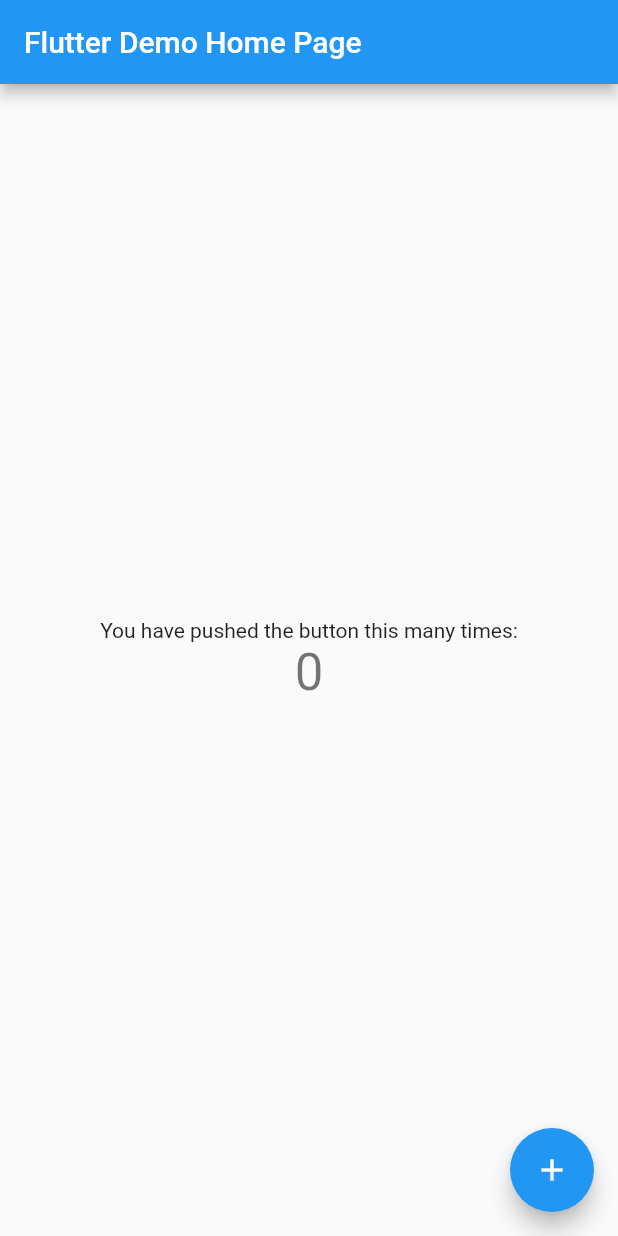
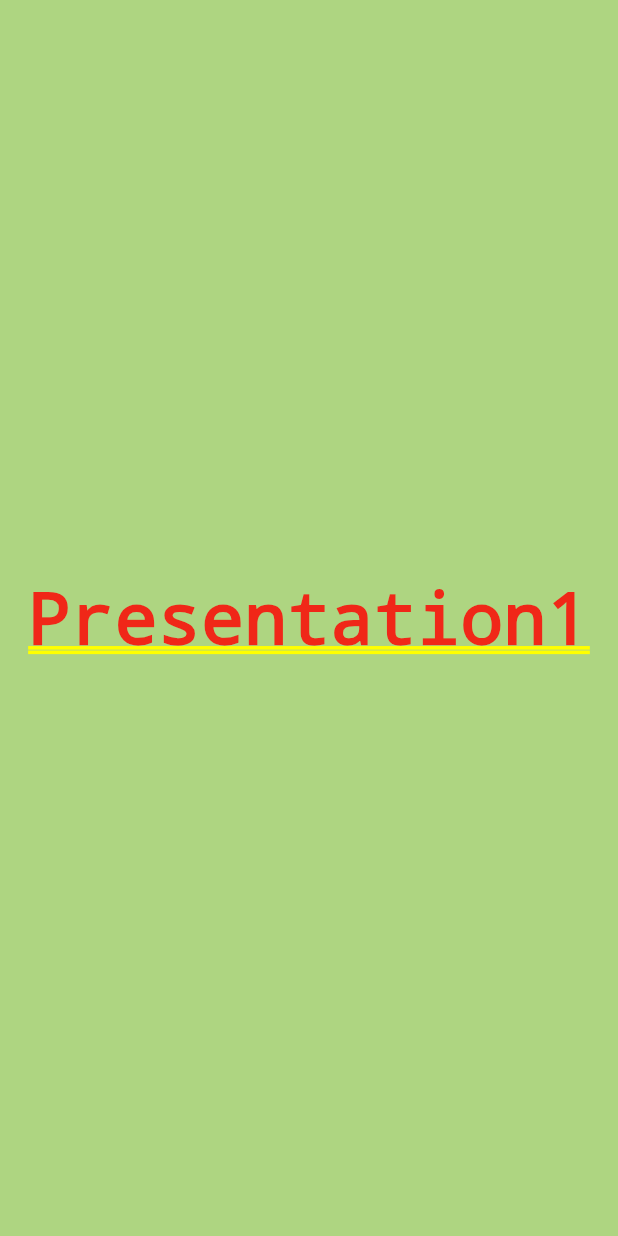
Before and after one commit to Lfoposse/Flutter_E-Takesh, a Flutter app: the screen it shows after launch, on a phone screen of 412 x 824 dp. Run offline on Flutter 3.47's test engine with Material 2 defaults, Android fonts, the phone set to English and light mode, and no system bars.

Commit message:
Premier Commit

```diff
--- a/lib/main.dart
+++ b/lib/main.dart
@@ -10,32 +10,16 @@
       title: 'Flutter Demo',
       theme: ThemeData(
         // This is the theme of your application.
-        //
-        // Try running your application with "flutter run". You'll see the
-        // application has a blue toolbar. Then, without quitting the app, try
-        // changing the primarySwatch below to Colors.green and then invoke
-        // "hot reload" (press "r" in the console where you ran "flutter run",
-        // or simply save your changes to "hot reload" in a Flutter IDE).
-        // Notice that the counter didn't reset back to zero; the application
-        // is not restarted.
+
         primarySwatch: Colors.blue,
       ),
-      home: MyHomePage(title: 'Flutter Demo Home Page'),
+      home: MyHomePage(title: 'E-Takesh Client App'),
     );
   }
 }
 
 class MyHomePage extends StatefulWidget {
   MyHomePage({Key key, this.title}) : super(key: key);
-
-  // This widget is the home page of your application. It is stateful, meaning
-  // that it has a State object (defined below) that contains fields that affect
-  // how it looks.
-
-  // This class is the configuration for the state. It holds the values (in this
-  // case the title) provided by the parent (in this case the App widget) and
-  // used by the build method of the State. Fields in a Widget subclass are
-  // always marked "final".
 
   final String title;
 
@@ -44,68 +28,56 @@
 }
 
 class _MyHomePageState extends State<MyHomePage> {
-  int _counter = 0;
-
-  void _incrementCounter() {
-    setState(() {
-      // This call to setState tells the Flutter framework that something has
-      // changed in this State, which causes it to rerun the build method below
-      // so that the display can reflect the updated values. If we changed
-      // _counter without calling setState(), then the build method would not be
-      // called again, and so nothing would appear to happen.
-      _counter++;
-    });
-  }
-
   @override
   Widget build(BuildContext context) {
-    // This method is rerun every time setState is called, for instance as done
-    // by the _incrementCounter method above.
-    //
-    // The Flutter framework has been optimized to make rerunning build methods
-    // fast, so that you can just rebuild anything that needs updating rather
-    // than having to individually change instances of widgets.
-    return Scaffold(
-      appBar: AppBar(
-        // Here we take the value from the MyHomePage object that was created by
-        // the App.build method, and use it to set our appbar title.
-        title: Text(widget.title),
-      ),
-      body: Center(
-        // Center is a layout widget. It takes a single child and positions it
-        // in the middle of the parent.
-        child: Column(
-          // Column is also layout widget. It takes a list of children and
-          // arranges them vertically. By default, it sizes itself to fit its
-          // children horizontally, and tries to be as tall as its parent.
-          //
-          // Invoke "debug painting" (press "p" in the console, choose the
-          // "Toggle Debug Paint" action from the Flutter Inspector in Android
-          // Studio, or the "Toggle Debug Paint" command in Visual Studio Code)
-          // to see the wireframe for each widget.
-          //
-          // Column has various properties to control how it sizes itself and
-          // how it positions its children. Here we use mainAxisAlignment to
-          // center the children vertically; the main axis here is the vertical
-          // axis because Columns are vertical (the cross axis would be
-          // horizontal).
-          mainAxisAlignment: MainAxisAlignment.center,
-          children: <Widget>[
-            Text(
-              'You have pushed the button this many times:',
-            ),
-            Text(
-              '$_counter',
-              style: Theme.of(context).textTheme.display1,
-            ),
-          ],
+    return PageView(
+      children: <Widget>[
+        Container(
+          color: Colors.lightGreen[300],
+          child: new Center(
+              child: new Text('Presentation1'),
+          ),
+//          decoration: new BoxDecoration(
+//              image: new DecorationImage(
+//                image: new AssetImage('assets/images/presentation/Present1.png'),
+//                fit: BoxFit.cover,
+//              )
+//          ),
         ),
-      ),
-      floatingActionButton: FloatingActionButton(
-        onPressed: _incrementCounter,
-        tooltip: 'Increment',
-        child: Icon(Icons.add),
-      ), // This trailing comma makes auto-formatting nicer for build methods.
+        Container(
+          color: Colors.deepPurpleAccent[100],
+            child: new Center(
+              child: new Text('Presentation2'),
+            )
+//          decoration: new BoxDecoration(
+//              image: new DecorationImage(
+//            image: new AssetImage('assets/images/presentation/Present2.png'),
+//            fit: BoxFit.cover,
+//          )),
+        ),
+        Container(
+          color: Colors.white70,
+            child: new Center(
+              child: new Text('Presentation3'),
+            )
+//          decoration: new BoxDecoration(
+//              image: new DecorationImage(
+//            image: new AssetImage('assets/images/presentation/Present3.png'),
+//            fit: BoxFit.cover,
+//          )),
+        ),
+        Container(
+          color: Colors.white,
+            child: new Center(
+              child: new Text('Presentation4'),
+            )
+//          decoration: new BoxDecoration(
+//              image: new DecorationImage(
+//            image: new AssetImage('assets/images/presentation/Present4.png'),
+//            fit: BoxFit.cover,
+//          )),
+        ),
+      ],
     );
   }
 }
```
